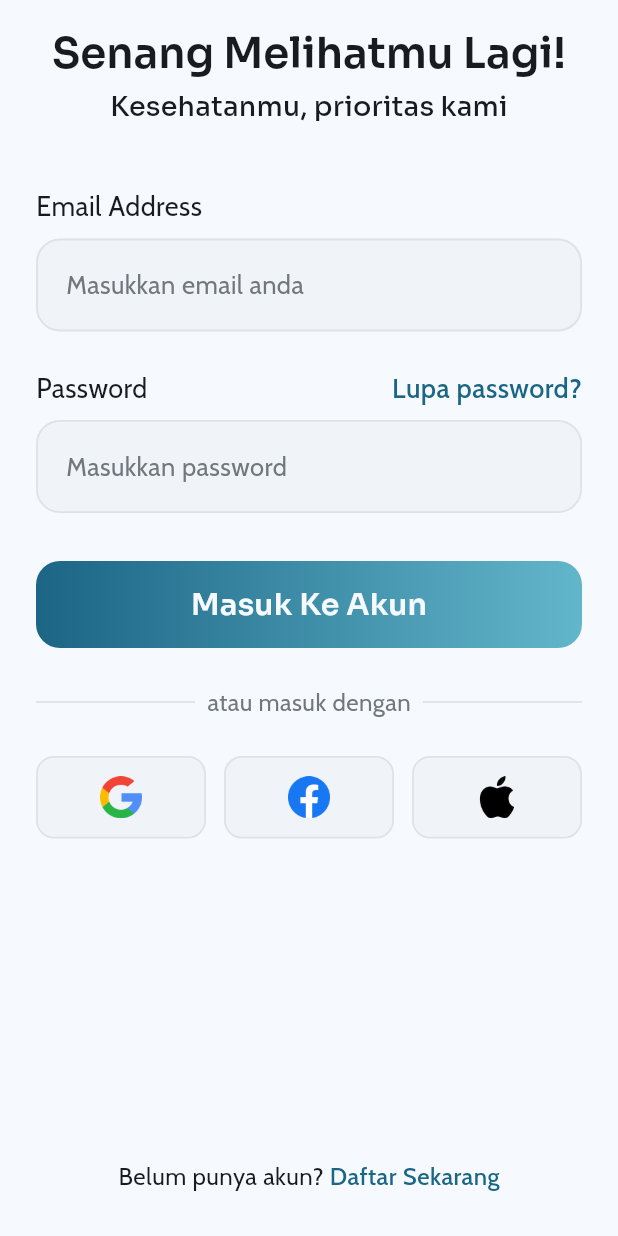
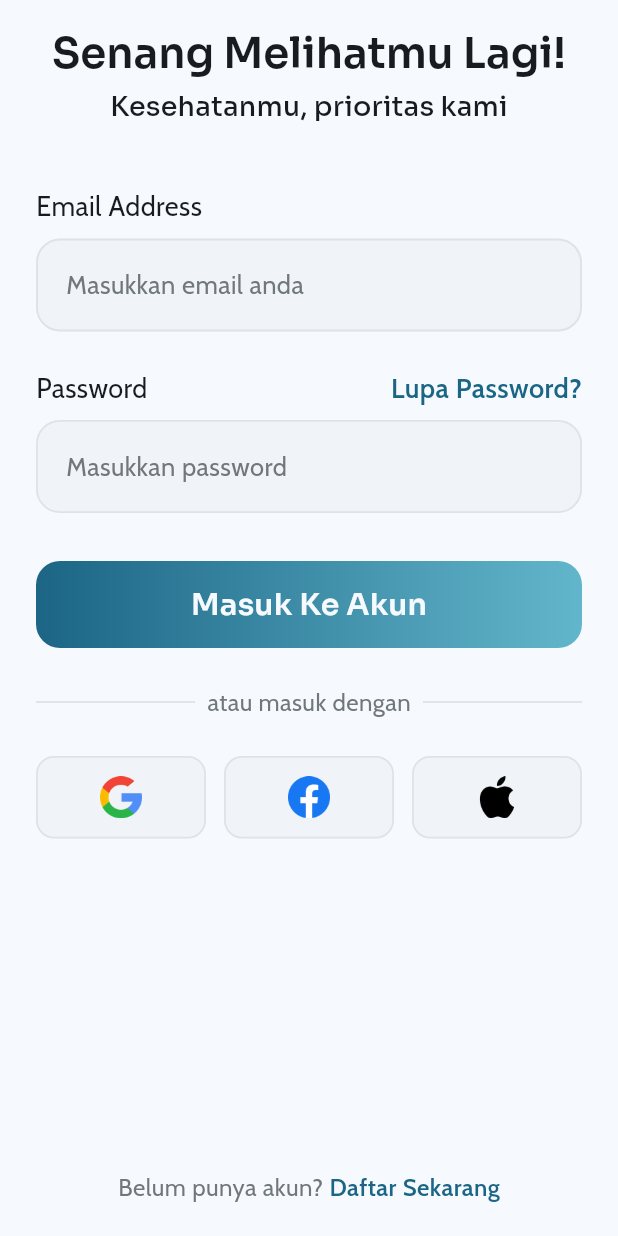
Before and after one commit to Vrynd/Sidipo_apps, a Flutter app: the screen it shows after launch, on a phone screen of 412 x 824 dp. Run offline on Flutter 3.47's test engine with Material 3 defaults, Android fonts, the phone set to English and light mode, and no system bars; our stand-ins replace cloud_firestore, firebase_auth, firebase_core, google_fonts, shared_preferences; accounts and stored records are empty.

Commit message:
Membuat user interface untuk lupa password

```diff
--- a/lib/main.dart
+++ b/lib/main.dart
@@ -8,7 +8,9 @@ import 'package:posyandu_digital_app/routes/navigation.dart';
 import 'package:posyandu_digital_app/service/firebase_auth_service.dart';
 import 'package:posyandu_digital_app/service/shared_preference_service.dart';
 import 'package:posyandu_digital_app/themes/theme.apps.dart';
+import 'package:posyandu_digital_app/ui/screens/auth/forgot_password_screen.dart';
 import 'package:posyandu_digital_app/ui/screens/auth/login_screen.dart';
+import 'package:posyandu_digital_app/ui/screens/auth/register_screen.dart';
 import 'package:provider/provider.dart';
 import 'package:shared_preferences/shared_preferences.dart';
 
@@ -50,7 +52,12 @@ class MyApp extends StatelessWidget {
       darkTheme: ThemeApps.darkTheme,
       themeMode: ThemeMode.system,
       initialRoute: RouteScreen.login.name,
-      routes: {RouteScreen.login.name: (context) => const LoginScreen()},
+      routes: {
+        RouteScreen.login.name: (context) => const LoginScreen(),
+        RouteScreen.register.name: (context) => const RegisterScreen(),
+        RouteScreen.forgotPassword.name: (context) =>
+            const ForgotPasswordScreen(),
+      },
     );
   }
 }
--- a/lib/ui/custom/bottom_bar_custom.dart
+++ b/lib/ui/custom/bottom_bar_custom.dart
@@ -16,12 +16,13 @@ class BottomBarCustom extends StatelessWidget {
   @override
   Widget build(BuildContext context) {
     return BottomAppBar(
+      height: 65,
       color: Theme.of(context).colorScheme.surface,
       child: Center(
         child: RichText(
           text: TextSpan(
             style: Theme.of(context).textTheme.bodyLarge?.copyWith(
-              color: Theme.of(context).colorScheme.onSurface,
+              color: Theme.of(context).colorScheme.outline,
             ),
             children: [
               TextSpan(text: '$text '),
@@ -29,7 +30,7 @@ class BottomBarCustom extends StatelessWidget {
                 text: actionText,
                 style: Theme.of(context).textTheme.bodyLarge?.copyWith(
                   color: Theme.of(context).colorScheme.primary,
-                  fontWeight: FontWeight.w500,
+                  fontWeight: FontWeight.w600,
                 ),
                 recognizer: TapGestureRecognizer()..onTap = onTap,
               ),
--- a/lib/ui/widget/auth/auth_password.dart
+++ b/lib/ui/widget/auth/auth_password.dart
@@ -44,9 +44,9 @@ class AuthPassword extends StatelessWidget {
               GestureDetector(
                 onTap: onForgotPassword,
                 child: Text(
-                  'Lupa password?',
+                  'Lupa Password?',
                   style: Theme.of(context).textTheme.bodyLarge?.copyWith(
-                    fontWeight: FontWeight.w500,
+                    fontWeight: FontWeight.w600,
                     fontSize: 18,
                     color: Theme.of(context).colorScheme.primary,
                   ),
```
Also changed, not shown: lib/ui/screens/auth/forgot_password_screen.dart (added, +67 -0 lines), lib/ui/screens/auth/login_screen.dart (+12 -3 lines), lib/ui/screens/auth/register_screen.dart (+15 -4 lines).
